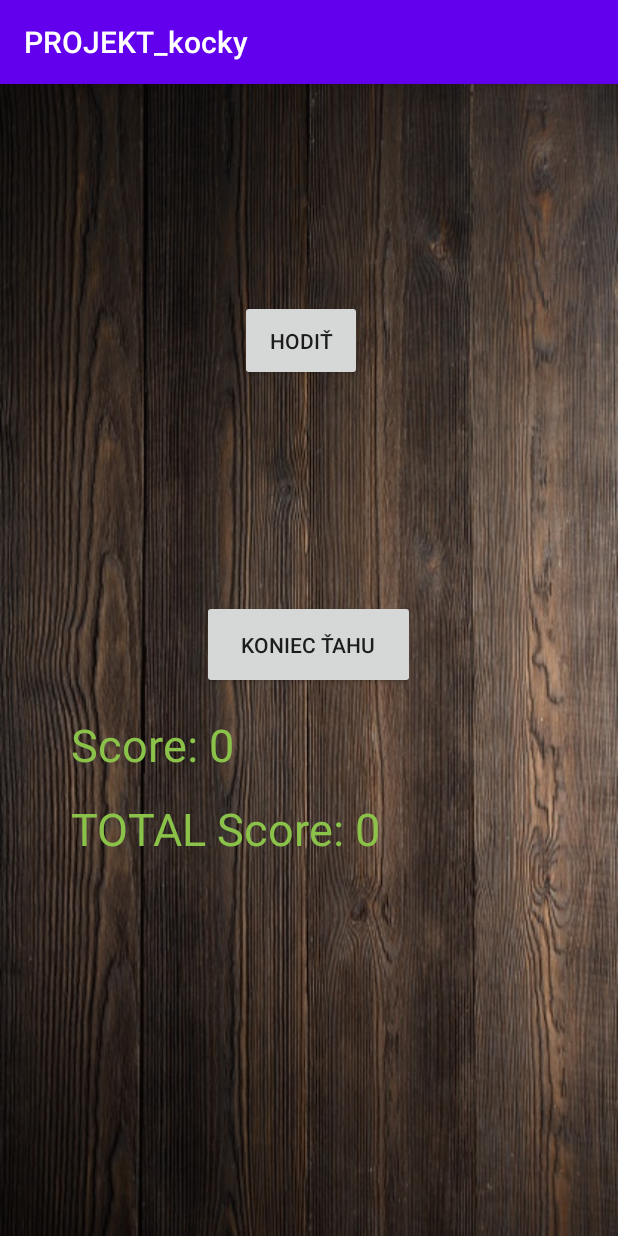
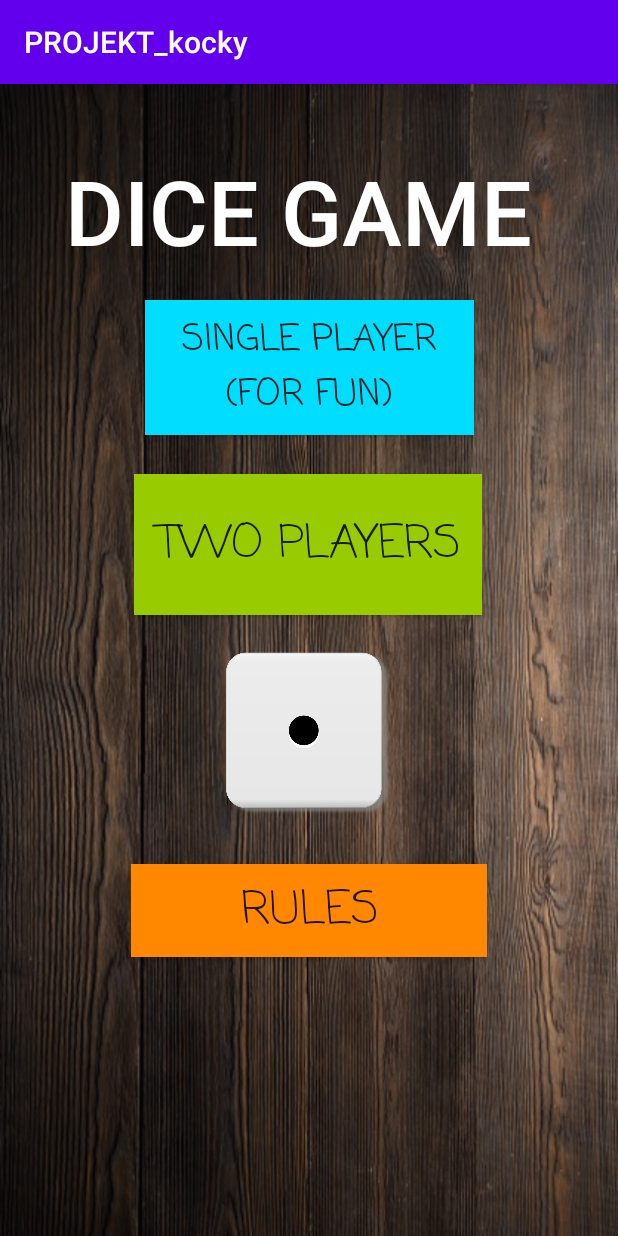
Before and after one commit to Chiller104/TAMZII_dices, an Android app: the screen it shows after launch (MainActivity before the commit, MainActivity_menu after it), on a phone screen of 412 x 824 dp. Run offline under Robolectric (Android 15) with nearby library versions, the phone set to English and light mode, and no system bars.

Commit message:
CREATE MENU

```diff
--- a/app/src/main/AndroidManifest.xml
+++ b/app/src/main/AndroidManifest.xml
@@ -9,7 +9,9 @@
         android:roundIcon="@mipmap/ic_launcher_round"
         android:supportsRtl="true"
         android:theme="@style/AppTheme">
-        <activity android:name=".MainActivity">
+        <activity android:name=".MainActivity_rules"></activity>
+        <activity android:name=".MainActivity" />
+        <activity android:name=".MainActivity_menu">
             <intent-filter>
                 <action android:name="android.intent.action.MAIN" />
 
--- a/app/src/main/java/com/example/projekt_kocky/MainActivity.java
+++ b/app/src/main/java/com/example/projekt_kocky/MainActivity.java
@@ -2,6 +2,7 @@ package com.example.projekt_kocky;
 
 import androidx.appcompat.app.AppCompatActivity;
 
+import android.media.MediaPlayer;
 import android.os.Bundle;
 import android.view.View;
 import android.view.animation.Animation;
@@ -26,8 +27,8 @@ public class MainActivity<flag1> extends AppCompatActivity {
     boolean flag1, flag2, flag3, flag4, flag5, flag6;
     boolean flag1_visibility, flag2_visibility, flag3_visibility, flag4_visibility, flag5_visibility, flag6_visibility;
 
-    int count = 0;
     int score = 0;
+    int last_roll_score = 0;
     int total_score = 0;
 
     int[] round_values = {0,0,0,0,0,0};
@@ -36,6 +37,8 @@ public class MainActivity<flag1> extends AppCompatActivity {
     protected void onCreate(Bundle savedInstanceState) {
         super.onCreate(savedInstanceState);
         setContentView(R.layout.activity_main);
+
+        final MediaPlayer roll = MediaPlayer.create(this, R.raw.dice_roll);
 
         endTurn = (Button) findViewById(R.id.end_turn_button);
         rollDices = (Button) findViewById(R.id.button);
@@ -56,13 +59,28 @@ public class MainActivity<flag1> extends AppCompatActivity {
         imageView5.setVisibility(View.INVISIBLE);
         imageView6.setVisibility(View.INVISIBLE);
 
+        flag1_visibility = true;
+        flag2_visibility = true;
+        flag3_visibility = true;
+        flag4_visibility = true;
+        flag5_visibility = true;
+        flag6_visibility = true;
+
         endTurn.setOnClickListener(new View.OnClickListener(){
             public void onClick(View view){
 
                 total_score = total_score + score;
-                score_counter.setText("Score: 0");
+                score = 0;
+                last_roll_score = 0;
+                score_counter.setText("Score: " + score);
                 total_score_counter.setText("TOTAL Score: " + total_score);
-                rollDices.setVisibility(View.VISIBLE);
+
+                flag1_visibility = true;
+                flag2_visibility = true;
+                flag3_visibility = true;
+                flag4_visibility = true;
+                flag5_visibility = true;
+                flag6_visibility = true;
 
                 imageView1.setVisibility(View.INVISIBLE);
                 imageView2.setVisibility(View.INVISIBLE);
@@ -77,6 +95,8 @@ public class MainActivity<flag1> extends AppCompatActivity {
             @Override
             public void onClick(View view) {
 
+                roll.start();
+
                 flag1 = false;
                 flag2 = false;
                 flag3 = false;
@@ -87,28 +107,27 @@ public class MainActivity<flag1> extends AppCompatActivity {
                 if(flag1_visibility==false){
                     imageView1.setVisibility(View.INVISIBLE);
                 }
+                else imageView1.setVisibility(View.VISIBLE);
                 if(flag2_visibility==false){
                     imageView2.setVisibility(View.INVISIBLE);
                 }
+                else imageView2.setVisibility(View.VISIBLE);
                 if(flag3_visibility==false){
                     imageView3.setVisibility(View.INVISIBLE);
                 }
+                else imageView3.setVisibility(View.VISIBLE);
                 if(flag4_visibility==false){
                     imageView4.setVisibility(View.INVISIBLE);
                 }
+                else imageView4.setVisibility(View.VISIBLE);
                 if(flag5_visibility==false){
                     imageView5.setVisibility(View.INVISIBLE);
                 }
+                else imageView5.setVisibility(View.VISIBLE);
                 if(flag6_visibility==false){
                     imageView6.setVisibility(View.INVISIBLE);
                 }
-
-                flag1_visibility = true;
-                flag2_visibility = true;
-                flag3_visibility = true;
-                flag4_visibility = true;
-                flag5_visibility = true;
-                flag6_visibility = true;
+                else imageView6.setVisibility(View.VISIBLE);
 
                 round_values[0] = 0;
                 round_values[1] = 0;
@@ -116,14 +135,7 @@ public class MainActivity<flag1> extends AppCompatActivity {
                 round_values[3] = 0;
                 round_values[4] = 0;
                 round_values[5] = 0;
-/*
-                imageView1.setVisibility(View.VISIBLE);
-                imageView2.setVisibility(View.VISIBLE);
-                imageView3.setVisibility(View.VISIBLE);
-                imageView4.setVisibility(View.VISIBLE);
-                imageView5.setVisibility(View.VISIBLE);
-                imageView6.setVisibility(View.VISIBLE);
-*/
+
                 imageView1.setClickable(true);
                 imageView2.setClickable(true);
                 imageView3.setClickable(true);
@@ -160,79 +172,16 @@ public class MainActivity<flag1> extends AppCompatActivity {
                 imageView5.setImageResource(res5);
                 imageView6.setImageResource(res6);
 
+                System.out.println("\nSCORE: " + score);
+                System.out.println("LAST_ROLL_SCORE: " + last_roll_score);
+                System.out.println("TOALA_SCORE: " + total_score);
+
+                last_roll_score = score;
                 score = 0;
-                score_counter.setText("Score: " + score);
+                score_counter.setText("Score: " + last_roll_score);
                 System.out.println("[ " + round_values[0] + " " + round_values[1] + " " + round_values[2] + " " + round_values[3] + " " + round_values[4] + " " + round_values[5] + " ]");
             }
         });
-
-/**
-        nextRoll.setOnClickListener(new View.OnClickListener() {
-            @Override
-            public void onClick(View v) {
-
-                round_values[0] = 0;
-                round_values[1] = 0;
-                round_values[2] = 0;
-                round_values[3] = 0;
-                round_values[4] = 0;
-                round_values[5] = 0;
-
-                if(flag1_visibility==false){
-                    imageView1.setVisibility(View.INVISIBLE);
-                }
-                if(flag2_visibility==false){
-                    imageView2.setVisibility(View.INVISIBLE);
-                }
-                if(flag3_visibility==false){
-                    imageView3.setVisibility(View.INVISIBLE);
-                }
-                if(flag4_visibility==false){
-                    imageView4.setVisibility(View.INVISIBLE);
-                }
-                if(flag5_visibility==false){
-                    imageView5
-                            .setVisibility(View.INVISIBLE);
-                }
-                if(flag6_visibility==false){
-                    imageView6.setVisibility(View.INVISIBLE);
-                }
-
-                value1 = randomDiceValue();
-                value2 = randomDiceValue();
-                value3 = randomDiceValue();
-                value4 = randomDiceValue();
-                value5 = randomDiceValue();
-                value6 = randomDiceValue();
-
-                rotateDice();
-
-                res1 = getResources().getIdentifier("white_" + value1, "drawable", "com.example.projekt_kocky");
-                res1_red = getResources().getIdentifier("red_" + value1, "drawable", "com.example.projekt_kocky");
-                res2 = getResources().getIdentifier("white_" + value2, "drawable", "com.example.projekt_kocky");
-                res2_red = getResources().getIdentifier("red_" + value2, "drawable", "com.example.projekt_kocky");
-                res3 = getResources().getIdentifier("white_" + value3, "drawable", "com.example.projekt_kocky");
-                res3_red = getResources().getIdentifier("red_" + value3, "drawable", "com.example.projekt_kocky");
-                res4 = getResources().getIdentifier("white_" + value4, "drawable", "com.example.projekt_kocky");
-                res4_red = getResources().getIdentifier("red_" + value4, "drawable", "com.example.projekt_kocky");
-                res5 = getResources().getIdentifier("white_" + value5, "drawable", "com.example.projekt_kocky");
-                res5_red = getResources().getIdentifier("red_" + value5, "drawable", "com.example.projekt_kocky");
-                res6 = getResources().getIdentifier("white_" + value6, "drawable", "com.example.projekt_kocky");
-                res6_red = getResources().getIdentifier("red_" + value6, "drawable", "com.example.projekt_kocky");
-
-                imageView1.setImageResource(res1);
-                imageView2.setImageResource(res2);
-                imageView3.setImageResource(res3);
-                imageView4.setImageResource(res4);
-                imageView5.setImageResource(res5);
-                imageView6.setImageResource(res6);
-
-
-                score_counter.setText("Score: " + score);
-                total_score_counter.setText("TOTAL Score: " + (total_score+score));
-            }
-        });
-**/
 
         imageView1.setOnClickListener(new View.OnClickListener() {
             @Override
@@ -242,7 +191,6 @@ public class MainActivity<flag1> extends AppCompatActivity {
                     imageView1.setImageResource(res1_red);
                     flag1 = true;
                     flag1_visibility = false;
-                    count = count + value1;
                     round_values[0] = value1;
                     mathematics(round_values);
                 }
@@ -250,7 +198,6 @@ public class MainActivity<flag1> extends AppCompatActivity {
                     imageView1.setImageResource(res1);
                     flag1 = false;
                     flag1_visibility = true;
-                    count = count - value1;
                     round_values[0] = 0;
                     mathematics(round_values);
                     }
@@ -265,7 +212,6 @@ public class MainActivity<flag1> extends AppCompatActivity {
                     imageView2.setImageResource(res2_red);
                     flag2 = true;
                     flag2_visibility = false;
-                    count = count + value2;
                     round_values[1] = value2;
                     mathematics(round_values);
                 }
@@ -273,7 +219,6 @@ public class MainActivity<flag1> extends AppCompatActivity {
                     imageView2.setImageResource(res2);
                     flag2 = false;
                     flag2_visibility = true;
-                    count = count - value2;
                     round_values[1] = 0;
                     mathematics(round_values);
                 }
@@ -288,7 +233,6 @@ public class MainActivity<flag1> extends AppCompatActivity {
                     imageView3.setImageResource(res3_red);
                     flag3 = true;
                     flag3_visibility = false;
-                    count = count + value3;
                     round_values[2] = value3;
                     mathematics(round_values);
                 }
@@ -296,7 +240,6 @@ public class MainActivity<flag1> extends AppCompatActivity {
                     imageView3.setImageResource(res3);
                     flag3 = false;
                     flag3_visibility = true;
-                    count = count - value3;
                     round_values[2] = 0;
                     mathematics(round_values);
                 }
@@ -311,7 +254,6 @@ public class MainActivity<flag1> extends AppCompatActivity {
                     imageView4.setImageResource(res4_red);
                     flag4 = true;
                     flag4_visibility = false;
-                    count = count + value4;
                     round_values[3] = value4;
                     mathematics(round_values);
                 }
@@ -319,7 +261,6 @@ public class MainActivity<flag1> extends AppCompatActivity {
                     imageView4.setImageResource(res4);
                     flag4 = false;
                     flag4_visibility = true;
-                    count = count - value4;
                     round_values[3] = 0;
                     mathematics(round_values);
                 }
@@ -334,15 +275,13 @@ public class MainActivity<flag1> extends AppCompatActivity {
                     imageView5.setImageResource(res5_red);
                     flag5 = true;
                     flag5_visibility = false;
-                    count = count + value5;
                     round_values[4] = value5;
                     mathematics(round_values);
                 }
                 else{
                     imageView5.setImageResource(res5);
                     flag5 = false;
-                    flag2_visibility = true;
-                    count = count - value5;
+                    flag5_visibility = true;
                     round_values[4] = 0;
                     mathematics(round_values);
                 }
@@ -357,7 +296,6 @@ public class MainActivity<flag1> extends AppCompatActivity {
                     imageView6.setImageResource(res6_red);
                     flag6 = true;
                     flag6_visibility = false;
-                    count = count + value6;
                     round_values[5] = value6;
                     mathematics(round_values);
                 }
@@ -365,14 +303,13 @@ public class MainActivity<flag1> extends AppCompatActivity {
                     imageView6.setImageResource(res6);
                     flag6 = false;
                     flag6_visibility = true;
-                    count = count - value6;
                     round_values[5] = 0;
                     mathematics(round_values);
                 }
             }
         });
 
-        total_score = mathematics(round_values);
+        last_roll_score = mathematics(round_values);;
     }
 
     public static int randomDiceValue() {
@@ -385,6 +322,7 @@ public class MainActivity<flag1> extends AppCompatActivity {
         if(flag1_visibility==true){
             imageView1.setVisibility(View.VISIBLE);
             imageView1.startAnimation(anim);
+
         }
         if(flag2_visibility==true){
             imageView2.setVisibility(View.VISIBLE);
@@ -393,6 +331,7 @@ public class MainActivity<flag1> extends AppCompatActivity {
         if(flag3_visibility==true){
             imageView3.setVisibility(View.VISIBLE);
             imageView3.startAnimation(anim);
+
         }
         if(flag4_visibility==true){
             imageView4.setVisibility(View.VISIBLE);
@@ -406,6 +345,15 @@ public class MainActivity<flag1> extends AppCompatActivity {
             imageView6.setVisibility(View.VISIBLE);
             imageView6.startAnimation(anim);
         }
+/*
+        imageView1.startAnimation(anim);
+        imageView2.startAnimation(anim);
+        imageView3.startAnimation(anim);
+        imageView4.startAnimation(anim);
+        imageView5.startAnimation(anim);
+        imageView6.startAnimation(anim);
+
+ */
     }
 
     private int mathematics(int[] pole){
@@ -417,10 +365,11 @@ public class MainActivity<flag1> extends AppCompatActivity {
         int count_of_5 = 0;
         int count_of_6 = 0;
 
-        score = 0;
+        score = last_roll_score;
 
         for(int i = 0; i < pole.length; i++){
-            System.out.println("kocka " + (i+1) + " = " + pole[i]);
+
+            ///System.out.println("kocka " + (i+1) + " = " + pole[i]);
 
             switch (pole[i]){
                 case 1:
@@ -478,6 +427,7 @@ public class MainActivity<flag1> extends AppCompatActivity {
         else if(count_of_6 == 5){score = score + 2400;}
         else if(count_of_6 == 6){score = score + 4800;}
 
+        //last_roll_score = score;
         score_counter.setText("Score: " + score);
         return score;
     }
--- /dev/null
+++ b/app/src/main/java/com/example/projekt_kocky/MainActivity_menu.java
@@ -0,0 +1,62 @@
+package com.example.projekt_kocky;
+
+import androidx.appcompat.app.AppCompatActivity;
+
+import android.content.Intent;
+import android.media.MediaPlayer;
+import android.os.Bundle;
+import android.view.View;
+import android.view.animation.Animation;
+import android.view.animation.AnimationUtils;
+import android.widget.Button;
+import android.widget.ImageView;
+
+import java.util.Random;
+
+public class MainActivity_menu extends AppCompatActivity {
+
+    public static final Random random = new Random();
+    private Button singleplayer, multiplayer, rules;
+    ImageView kostka;
+    int value, res1;
+
+    @Override
+    protected void onCreate(Bundle savedInstanceState) {
+        super.onCreate(savedInstanceState);
+        setContentView(R.layout.activity_main_menu);
+
+        singleplayer = (Button) findViewById(R.id.single);
+        multiplayer = (Button) findViewById(R.id.multi);
+        rules = (Button) findViewById(R.id.rules);
+
+        /**------------TLACIDLO SIBGLEPLAYER-----------**/
+        singleplayer.setOnClickListener(new View.OnClickListener() {
+            @Override
+            public void onClick(View v) {
+                startActivity(new Intent(MainActivity_menu.this, MainActivity.class));
+            }
+        });
+
+        final MediaPlayer roll = MediaPlayer.create(this, R.raw.dice_roll);
+        kostka = (ImageView) findViewById(R.id.menu_dice);
+        kostka.setClickable(true);
+
+        kostka.setOnClickListener(new View.OnClickListener() {
+            @Override
+            public void onClick(View v) {
+
+                rotateDice();
+                roll.start();
+                value = random.nextInt(6) + 1;
+                res1 = getResources().getIdentifier("white_" + value, "drawable", "com.example.projekt_kocky");
+                kostka.setImageResource(res1);
+            }
+        });
+    }
+
+    private void rotateDice(){
+        Animation anim = AnimationUtils.loadAnimation(this, R.anim.rotate);
+        kostka.startAnimation(anim);
+    }
+
+}
--- a/app/src/main/res/layout/activity_main.xml
+++ b/app/src/main/res/layout/activity_main.xml
@@ -10,7 +10,7 @@
         android:id="@+id/score"
         android:layout_width="218dp"
         android:layout_height="48dp"
-        android:layout_marginTop="420dp"
+        android:layout_marginTop="448dp"
         android:text="Score: 0"
         android:textColor="#8BC34A"
         android:textSize="30sp"
@@ -23,7 +23,7 @@
         android:id="@+id/total_score"
         android:layout_width="315dp"
         android:layout_height="43dp"
-        android:layout_marginTop="8dp"
+        android:layout_marginTop="24dp"
         android:text="TOTAL Score: 0"
         android:textColor="#8BC34A"
         android:textSize="30sp"
--- /dev/null
+++ b/app/src/main/res/layout/activity_main_menu.xml
@@ -0,0 +1,81 @@
+<?xml version="1.0" encoding="utf-8"?>
+<androidx.constraintlayout.widget.ConstraintLayout xmlns:android="http://schemas.android.com/apk/res/android"
+    xmlns:app="http://schemas.android.com/apk/res-auto"
+    xmlns:tools="http://schemas.android.com/tools"
+    android:layout_width="match_parent"
+    android:layout_height="match_parent"
+    android:background="@drawable/wooden_table"
+    tools:context=".MainActivity_menu">
+
+    <Button
+        android:id="@+id/single"
+        android:layout_width="219dp"
+        android:layout_height="90dp"
+        android:layout_marginTop="144dp"
+        android:background="@android:color/holo_blue_bright"
+        android:fontFamily="casual"
+        android:text="SINGLE PLAYER (FOR FUN)"
+        android:textSize="24sp"
+        app:layout_constraintEnd_toEndOf="parent"
+        app:layout_constraintStart_toStartOf="parent"
+        app:layout_constraintTop_toTopOf="parent" />
+
+    <Button
+        android:id="@+id/multi"
+        android:layout_width="232dp"
+        android:layout_height="94dp"
+        android:layout_marginTop="260dp"
+        android:background="@android:color/holo_green_light"
+        android:fontFamily="casual"
+        android:text="TWO PLAYERS"
+        android:textSize="30sp"
+        app:layout_constraintEnd_toEndOf="parent"
+        app:layout_constraintHorizontal_bias="0.497"
+        app:layout_constraintStart_toStartOf="parent"
+        app:layout_constraintTop_toTopOf="parent" />
+
+    <Button
+        android:id="@+id/rules"
+        android:layout_width="237dp"
+        android:layout_height="62dp"
+        android:layout_marginTop="520dp"
+        android:background="@android:color/holo_orange_dark"
+        android:fontFamily="casual"
+        android:text="RULES"
+        android:textSize="30sp"
+        app:layout_constraintEnd_toEndOf="parent"
+        app:layout_constraintStart_toStartOf="parent"
+        app:layout_constraintTop_toTopOf="parent" />
+
+    <TextView
+        android:id="@+id/textView"
+        android:layout_width="324dp"
+        android:layout_height="85dp"
+        android:layout_marginTop="44dp"
+        android:width="@android:dimen/thumbnail_height"
+        android:fontFamily="sans-serif-medium"
+        android:hapticFeedbackEnabled="false"
+        android:text="DICE GAME"
+        android:textAllCaps="true"
+        android:textAppearance="@style/TextAppearance.AppCompat.Display3"
+        android:textColor="@android:color/background_light"
+        android:textColorHighlight="@color/colorPrimary"
+        android:textColorHint="@color/colorPrimaryDark"
+        android:textColorLink="#FFFFFF"
+        android:textSize="60sp"
+        app:layout_constraintEnd_toEndOf="parent"
+        app:layout_constraintHorizontal_bias="0.494"
+        app:layout_constraintStart_toStartOf="parent"
+        app:layout_constraintTop_toTopOf="parent" />
+
+    <ImageView
+        android:id="@+id/menu_dice"
+        android:layout_width="110dp"
+        android:layout_height="110dp"
+        android:layout_marginTop="24dp"
+        app:layout_constraintEnd_toEndOf="parent"
+        app:layout_constraintHorizontal_bias="0.498"
+        app:layout_constraintStart_toStartOf="parent"
+        app:layout_constraintTop_toBottomOf="@+id/multi"
+        app:srcCompat="@drawable/white_1" />
+</androidx.constraintlayout.widget.ConstraintLayout>
```
Also changed, not shown: app/src/main/java/com/example/projekt_kocky/MainActivity_rules.java (added, +14 -0 lines), app/src/main/res/layout/activity_main_rules.xml (added, +9 -0 lines), 1 other file.
